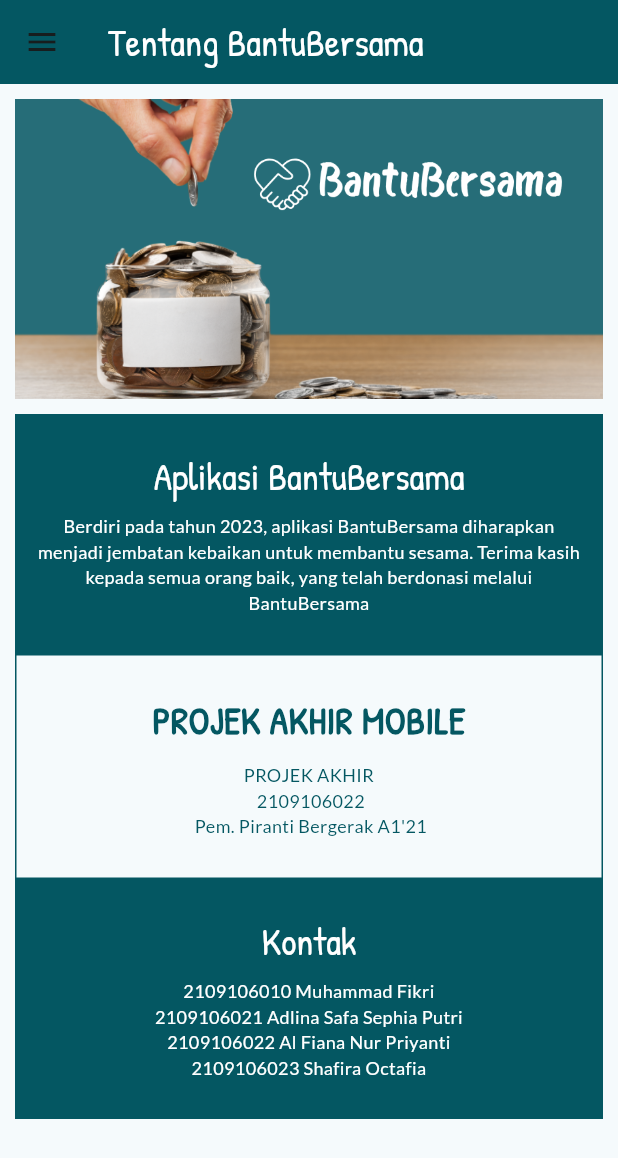
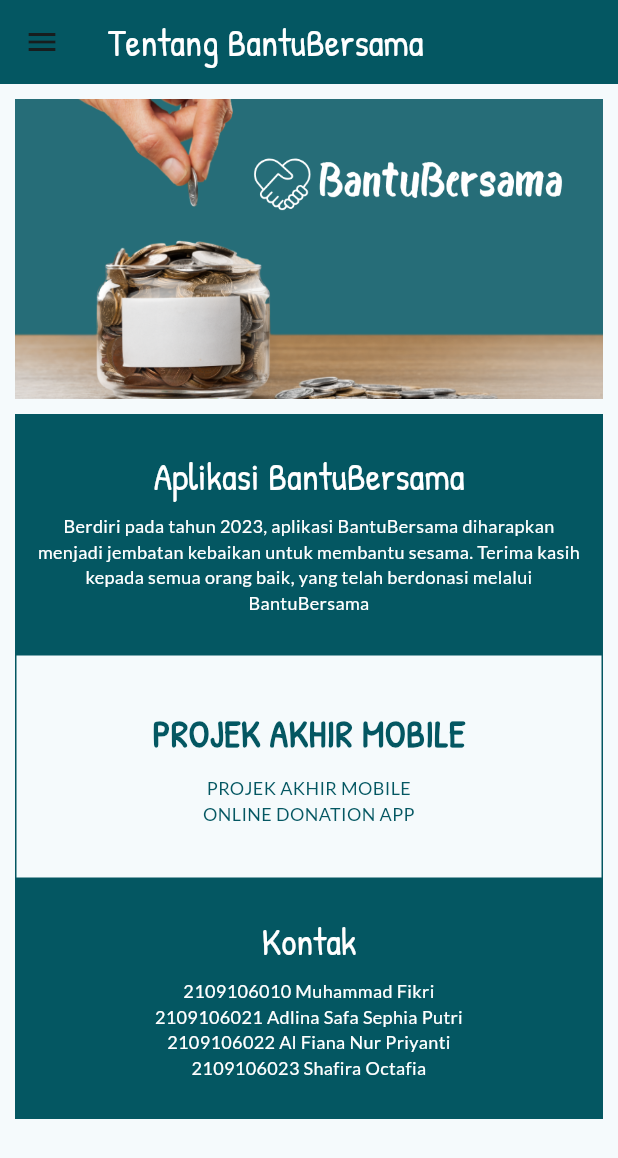
Before and after one commit to fian3021/PA_PEMO, a Flutter app: the AboutPage screen opened directly, on a phone screen of 412 x 824 dp. Shown: the top 1158 px of the screen. Run offline on Flutter 3.47's test engine with Material 2 defaults, Android fonts, the phone set to English and light mode, and no system bars; our stand-ins replace cloud_firestore, firebase_auth, firebase_core, google_fonts, introduction_screen; accounts and stored records are empty.

Commit message:
about&profile

```diff
--- a/bantu_bersama/lib/screen/aboutpage.dart
+++ b/bantu_bersama/lib/screen/about_page.dart
@@ -153,7 +153,7 @@ class AboutPage extends StatelessWidget {
                     height: 10,
                   ),
                   Text(
-                    "PROJEK AKHIR \n 2109106022 \n Pem. Piranti Bergerak A1'21",
+                    "PROJEK AKHIR MOBILE\nONLINE DONATION APP",
                     style: GoogleFonts.lato(
                         textStyle: TextStyle(
                             fontSize: 12,
```
Also changed, not shown: bantu_bersama/lib/screen/profile_page.dart (added, +23 -0 lines).
